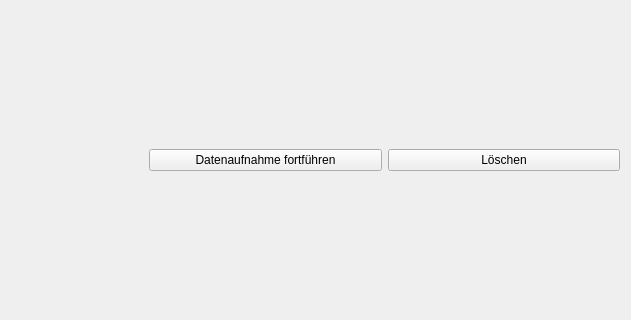
Above: lfb_regeneration_wildlife_impact/gui/draft/draft_item.ui from b-lack/qgis-fim-plugin before the change; both pictures show x 340 to 971 and y 130 to 450 of the 971 by 581 pixel window. Below: the same form after it.
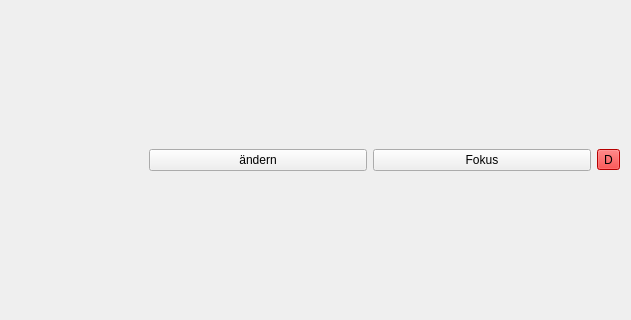
That is the form after the change.

```diff
--- a/lfb_regeneration_wildlife_impact/gui/draft/draft_item.ui
+++ b/lfb_regeneration_wildlife_impact/gui/draft/draft_item.ui
@@ -34,17 +34,24 @@
         <cursorShape>PointingHandCursor</cursorShape>
        </property>
        <property name="text">
-        <string>Datenaufnahme fortführen</string>
+        <string>ändern</string>
        </property>
       </widget>
      </item>
      <item>
-      <widget class="QPushButton" name="lfbDraftIconRemoveBtn">
-       <property name="cursor">
-        <cursorShape>PointingHandCursor</cursorShape>
+      <widget class="QPushButton" name="lfbFocusBtn">
+       <property name="text">
+        <string>Fokus</string>
        </property>
+      </widget>
+     </item>
+     <item>
+      <widget class="QToolButton" name="lfbDraftIconRemoveBtn">
+       <property name="styleSheet">
+        <string notr="true">background-color: red;</string>
+       </property>
        <property name="text">
-        <string>Löschen</string>
+        <string>D</string>
        </property>
       </widget>
      </item>
```
